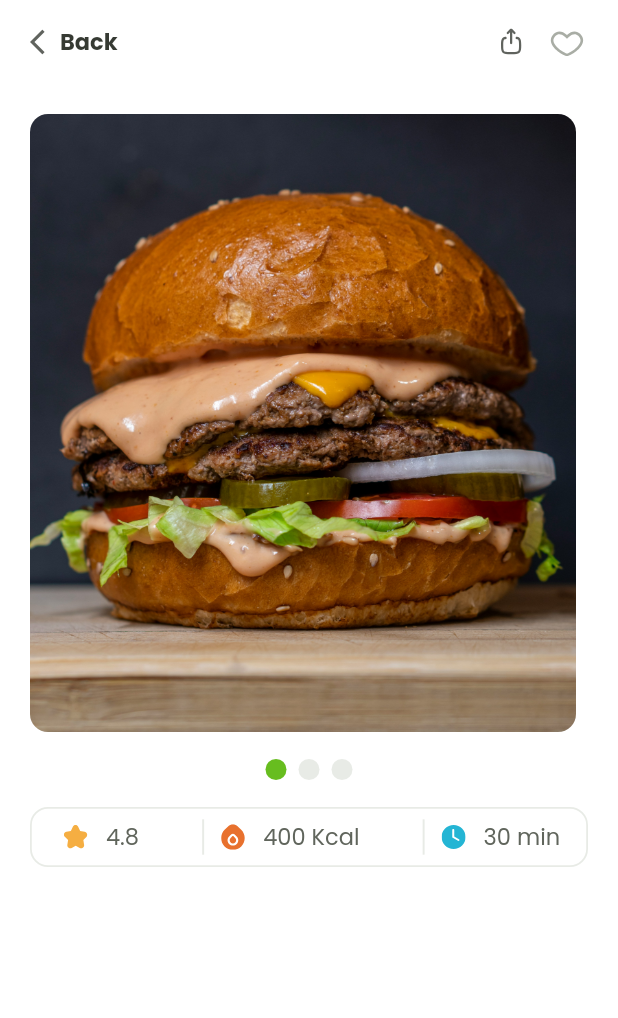
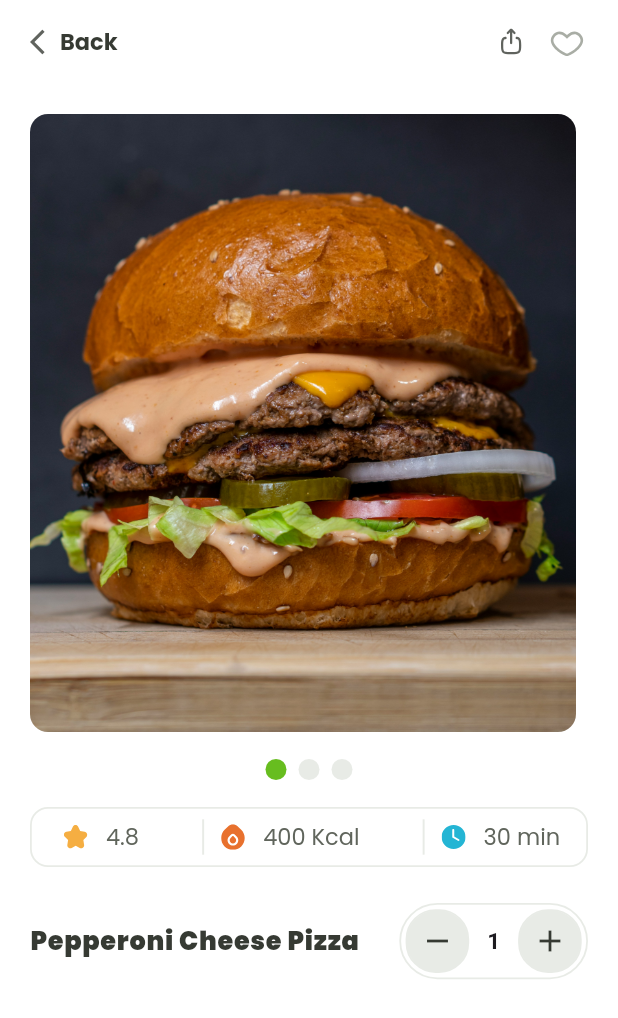
Before and after one commit to MohamedEssami20/app-delivery-food, a Flutter app: the DetailsView screen opened by its route, on a phone screen of 412 x 824 dp. Shown: the top 1018 px of the screen. Run offline on Flutter 3.47's test engine with Material 3 defaults, Android fonts, the phone set to English and light mode, and no system bars; our stand-ins replace cloud_firestore, dartz, firebase_auth, firebase_core, flutter_bloc, flutter_svg and 4 more; missing offline and left inert: flutter_facebook_auth; accounts and stored records are empty.

Commit message:
add product name and counter

```diff
--- a/lib/features/home/presentation/views/widgets/details_view_body.dart
+++ b/lib/features/home/presentation/views/widgets/details_view_body.dart
@@ -1,6 +1,7 @@
 import 'package:flutter/material.dart';
 import 'details_product_images_list.dart';
 import 'dots_indicator_list.dart';
+import 'product_name_and_counter.dart';
 import 'product_rating_and_calorey.dart';
 
 class DetailsViewBody extends StatefulWidget {
@@ -34,6 +35,8 @@ class _DetailsViewBodyState extends State<DetailsViewBody> {
           DetailsProductImageList(pageController: pageController),
           DotsIndicatorList(currentIndex: selectedIndex),
           const ProductRatingAndCalorey(),
+          const SizedBox(height: 8),
+          const ProductNameAndCounter(),
         ],
       ),
     );
--- /dev/null
+++ b/lib/features/home/presentation/views/widgets/increment_and_decrement_item.dart
@@ -0,0 +1,32 @@
+import 'package:flutter/material.dart';
+
+import '../../../../../core/helper/app_theme_helper.dart';
+
+class IncrementAndDecremntItem extends StatelessWidget {
+  const IncrementAndDecremntItem({
+    super.key,
+    required this.iconData,
+    this.onPressed,
+  });
+  final IconData iconData;
+  final VoidCallback? onPressed;
+  @override
+  Widget build(BuildContext context) {
+    final theme = AppThemeHelper(context);
+    return GestureDetector(
+      onTap: onPressed,
+      child: Container(
+        padding: const EdgeInsets.all(8),
+        decoration: BoxDecoration(
+          border: Border.all(
+            color: AppThemeHelper(context).colors.grey200,
+            width: 1.2,
+          ),
+          borderRadius: BorderRadius.circular(20),
+          color: theme.colors.grey200,
+        ),
+        child: Icon(iconData, color: theme.colors.typography500),
+      ),
+    );
+  }
+}
--- /dev/null
+++ b/lib/features/home/presentation/views/widgets/product_name_and_counter.dart
@@ -0,0 +1,44 @@
+import 'package:flutter/material.dart';
+
+import '../../../../../core/helper/app_theme_helper.dart';
+import 'increment_and_decrement_item.dart';
+
+class ProductNameAndCounter extends StatelessWidget {
+  const ProductNameAndCounter({super.key});
+
+  @override
+  Widget build(BuildContext context) {
+    final theme = AppThemeHelper(context);
+    return Row(
+      mainAxisAlignment: MainAxisAlignment.spaceBetween,
+      children: [
+        Expanded(
+          child: Text(
+            "Pepperoni Cheese Pizza",
+            style: theme.textStyles.headlineMedium!.copyWith(
+              color: theme.colors.typography500,
+              letterSpacing: 0.5,
+              fontWeight: FontWeight.w900,
+            ),
+          ),
+        ),
+        Container(
+          padding: const EdgeInsets.all(3),
+          decoration: BoxDecoration(
+            border: Border.all(color: theme.colors.grey200, width: 1.2),
+            borderRadius: BorderRadius.circular(50),
+            color: theme.colors.white,
+          ),
+          child: Row(
+            spacing: 12,
+            children: [
+              IncrementAndDecremntItem(iconData: Icons.remove),
+              Text("1", style: theme.textStyles.bodyMedium),
+              IncrementAndDecremntItem(iconData: Icons.add),
+            ],
+          ),
+        ),
+      ],
+    );
+  }
+}
```
